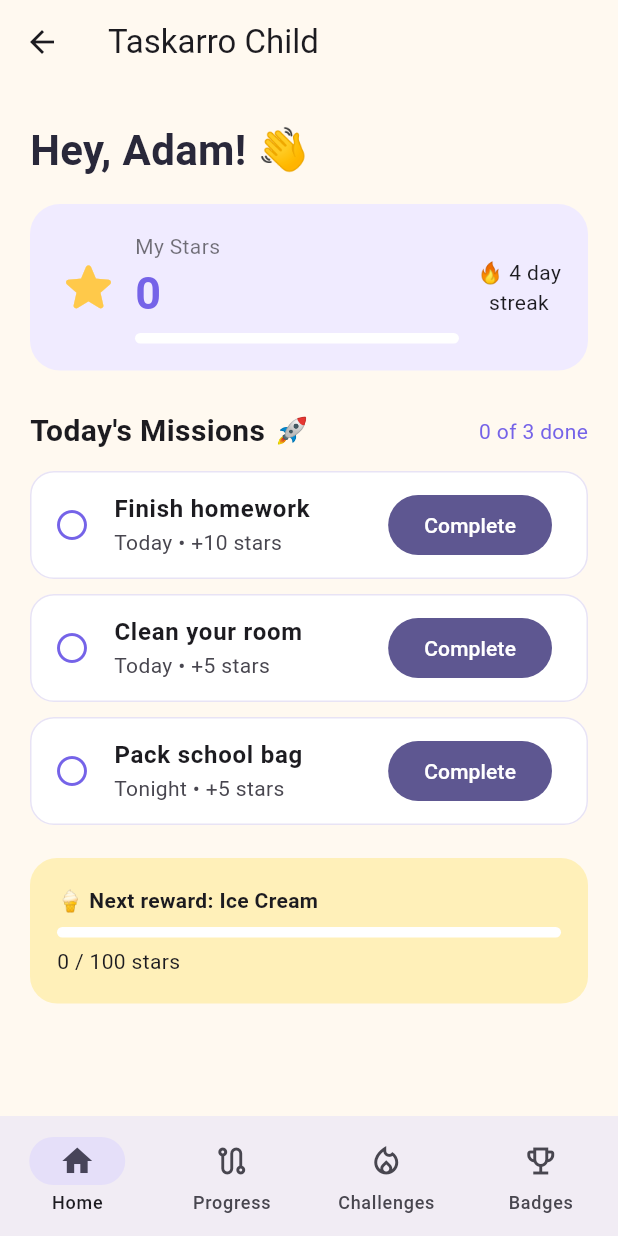
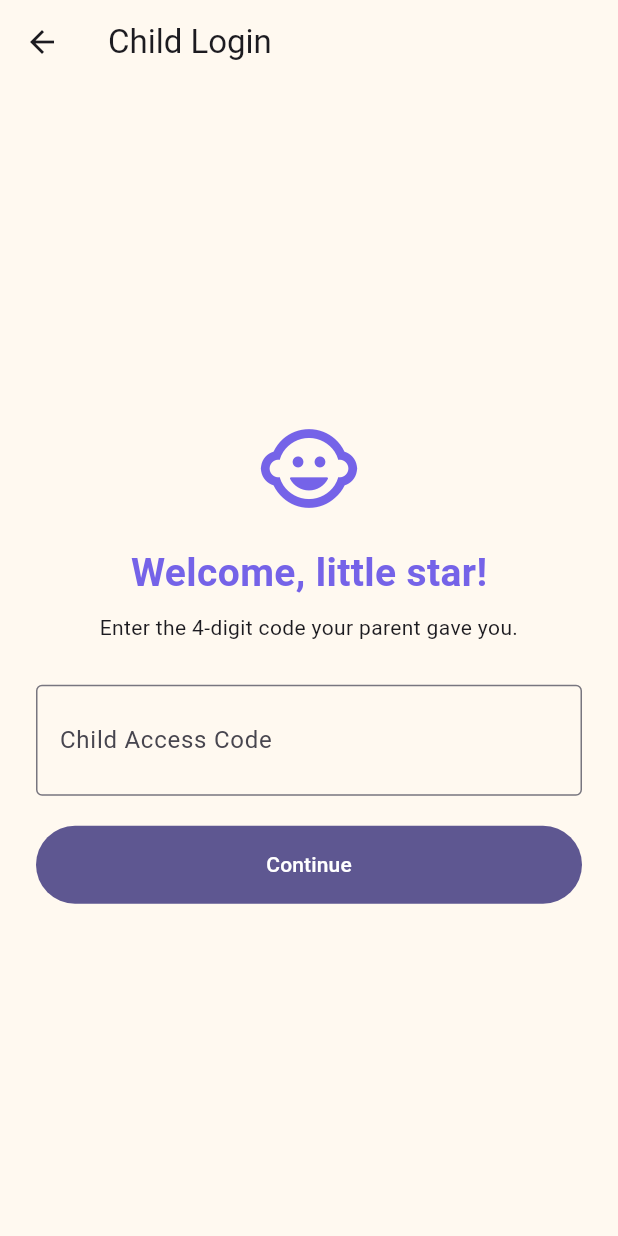
Before and after one commit to SarahAlkhalifah7/SWE463-MobileApplicationDevelopment, a Flutter app: the screen it shows after launch, after a tap on "Enter Child Mode", on a phone screen of 412 x 824 dp. Run offline on Flutter 3.47's test engine with Material 3 defaults, Android fonts, the phone set to English and light mode, and no system bars; our stand-ins replace image_picker, shared_preferences; accounts and stored records are empty.

Commit message:
Add child access code login flow

```diff
--- /dev/null
+++ b/taskarro/lib/screens/child_code_login.dart
@@ -0,0 +1,175 @@
+import 'package:flutter/material.dart';
+
+import '../models/child.dart';
+import '../services/account_storage.dart';
+import 'child_mode.dart';
+
+class ChildCodeLoginScreen extends StatefulWidget {
+  const ChildCodeLoginScreen({super.key});
+
+  @override
+  State<ChildCodeLoginScreen> createState() => _ChildCodeLoginScreenState();
+}
+
+class _ChildCodeLoginScreenState extends State<ChildCodeLoginScreen> {
+  final _formKey = GlobalKey<FormState>();
+  final _codeController = TextEditingController();
+
+  bool _isLoading = false;
+
+  @override
+  void dispose() {
+    _codeController.dispose();
+    super.dispose();
+  }
+
+  Future<Child?> _findChildByCode(String code) async {
+    final accounts = await AccountStorage.getAccounts();
+
+    for (final account in accounts) {
+      for (final child in account.children) {
+        if (child.accessCode == code) {
+          return child;
+        }
+      }
+    }
+
+    return null;
+  }
+
+  Future<void> _continue() async {
+    if (!_formKey.currentState!.validate()) {
+      return;
+    }
+
+    setState(() {
+      _isLoading = true;
+    });
+
+    final child = await _findChildByCode(
+      _codeController.text.trim(),
+    );
+
+    if (!mounted) return;
+
+    setState(() {
+      _isLoading = false;
+    });
+
+    if (child == null) {
+      ScaffoldMessenger.of(context).showSnackBar(
+        const SnackBar(
+          content: Text(
+            'Child code not found. Please try again.',
+          ),
+        ),
+      );
+      return;
+    }
+
+    Navigator.pushReplacement(
+      context,
+      MaterialPageRoute(
+        builder: (_) => ChildModeScreen(child: child),
+      ),
+    );
+  }
+
+  @override
+  Widget build(BuildContext context) {
+    return Scaffold(
+      backgroundColor: const Color(0xFFFFF9F0),
+      appBar: AppBar(
+        title: const Text('Child Login'),
+        backgroundColor: Colors.transparent,
+      ),
+      body: SafeArea(
+        child: Center(
+          child: SingleChildScrollView(
+            padding: const EdgeInsets.all(24),
+            child: ConstrainedBox(
+              constraints: const BoxConstraints(
+                maxWidth: 420,
+              ),
+              child: Form(
+                key: _formKey,
+                child: Column(
+                  children: [
+                    const Icon(
+                      Icons.child_care_rounded,
+                      size: 70,
+                      color: Color(0xFF7563E8),
+                    ),
+                    const SizedBox(height: 16),
+                    const Text(
+                      'Welcome, little star!',
+                      style: TextStyle(
+                        fontSize: 26,
+                        fontWeight: FontWeight.bold,
+                        color: Color(0xFF7563E8),
+                      ),
+                    ),
+                    const SizedBox(height: 8),
+                    const Text(
+                      'Enter the 4-digit code your parent gave you.',
+                      textAlign: TextAlign.center,
+                    ),
+                    const SizedBox(height: 28),
+                    TextFormField(
+                      controller: _codeController,
+                      keyboardType: TextInputType.number,
+                      maxLength: 4,
+                      textAlign: TextAlign.center,
+                      style: const TextStyle(
+                        fontSize: 28,
+                        letterSpacing: 10,
+                        fontWeight: FontWeight.bold,
+                      ),
+                      decoration: const InputDecoration(
+                        labelText: 'Child Access Code',
+                        hintText: '0000',
+                        counterText: '',
+                        border: OutlineInputBorder(),
+                      ),
+                      validator: (value) {
+                        if (value == null ||
+                            value.trim().isEmpty) {
+                          return 'Please enter your child code';
+                        }
+
+                        if (!RegExp(r'^\d{4}$')
+                            .hasMatch(value.trim())) {
+                          return 'Code must contain exactly 4 digits';
+                        }
+
+                        return null;
+                      },
+                    ),
+                    const SizedBox(height: 20),
+                    SizedBox(
+                      width: double.infinity,
+                      height: 52,
+                      child: FilledButton(
+                        onPressed: _isLoading ? null : _continue,
+                        child: _isLoading
+                            ? const SizedBox(
+                                width: 22,
+                                height: 22,
+                                child: CircularProgressIndicator(
+                                  strokeWidth: 2,
+                                  color: Colors.white,
+                                ),
+                              )
+                            : const Text('Continue'),
+                      ),
+                    ),
+                  ],
+                ),
+              ),
+            ),
+          ),
+        ),
+      ),
+    );
+  }
+}
--- a/taskarro/lib/screens/child_mode.dart
+++ b/taskarro/lib/screens/child_mode.dart
@@ -1,10 +1,16 @@
 import 'package:flutter/material.dart';
 
+import '../models/child.dart';
 import 'child_tasks.dart';
 import 'placeholder.dart';
 
 class ChildModeScreen extends StatefulWidget {
-  const ChildModeScreen({super.key});
+  const ChildModeScreen({
+    super.key,
+    required this.child,
+  });
+
+  final Child child;
 
   @override
   State<ChildModeScreen> createState() => _ChildModeScreenState();
@@ -13,21 +19,21 @@ class ChildModeScreen extends StatefulWidget {
 class _ChildModeScreenState extends State<ChildModeScreen> {
   int selectedIndex = 0;
 
-  final screens = const [
-    ChildTasksScreen(),
-    PlaceholderScreen(
+  @override
+  Widget build(BuildContext context) {
+    final screens = <Widget>[
+      ChildTasksScreen(child: widget.child),
+      const PlaceholderScreen(
         title: 'Reward Progress',
       ),
-    PlaceholderScreen(
+      const PlaceholderScreen(
         title: 'Streak and Weekly Challenge',
       ),
-    PlaceholderScreen(
+      const PlaceholderScreen(
         title: 'Achievements / Badges',
       ),
     ];
 
-  @override
-  Widget build(BuildContext context) {
     return Scaffold(
       appBar: AppBar(
         title: const Text('Taskarro Child'),
@@ -53,12 +59,8 @@ class _ChildModeScreenState extends State<ChildModeScreen> {
             label: 'Progress',
           ),
           NavigationDestination(
-            icon: Icon(
-              Icons.local_fire_department_outlined,
-            ),
-            selectedIcon: Icon(
-              Icons.local_fire_department,
-            ),
+            icon: Icon(Icons.local_fire_department_outlined),
+            selectedIcon: Icon(Icons.local_fire_department),
             label: 'Challenges',
           ),
           NavigationDestination(
--- a/taskarro/lib/screens/child_tasks.dart
+++ b/taskarro/lib/screens/child_tasks.dart
@@ -1,9 +1,14 @@
 import 'package:flutter/material.dart';
-
+import '../models/child.dart';
 import '../models/task.dart';
 
 class ChildTasksScreen extends StatefulWidget {
-  const ChildTasksScreen({super.key});
+  const ChildTasksScreen({
+  super.key,
+  required this.child,
+});
+
+final Child child;
 
   @override
   State<ChildTasksScreen> createState() => _ChildTasksScreenState();
@@ -63,8 +68,8 @@ class _ChildTasksScreenState extends State<ChildTasksScreen> {
         child: ListView(
           padding: const EdgeInsets.fromLTRB(20, 24, 20, 28),
           children: [
-            const Text(
-              'Hey, Adam! 👋',
+             Text(
+              'Hey, ${widget.child.name}! 👋',
               style: TextStyle(
                 fontSize: 28,
                 fontWeight: FontWeight.bold,
--- a/taskarro/lib/screens/welcome_screen.dart
+++ b/taskarro/lib/screens/welcome_screen.dart
@@ -1,6 +1,6 @@
 import 'package:flutter/material.dart';
 
-import 'child_mode.dart';
+import 'child_code_login.dart';
 import 'parent_login.dart';
 
 class WelcomeScreen extends StatelessWidget {
@@ -91,7 +91,7 @@ class WelcomeScreen extends StatelessWidget {
                         Navigator.push(
                           context,
                           MaterialPageRoute(
-                            builder: (_) => const ChildModeScreen(),
+                            builder: (_) => const ChildCodeLoginScreen(),
                           ),
                         );
                       },
```
Lines whose indentation alone changed are shown as unchanged.
